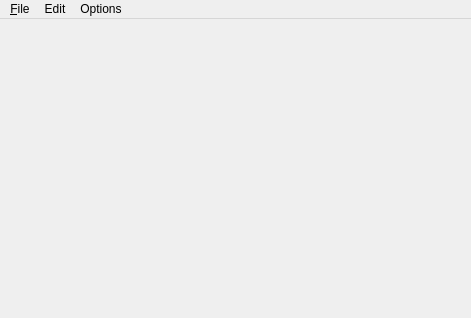
Before: the Qt Designer form ListerMainWindow.ui in martin-kudlicka/file-commander, drawn with Qt 5.
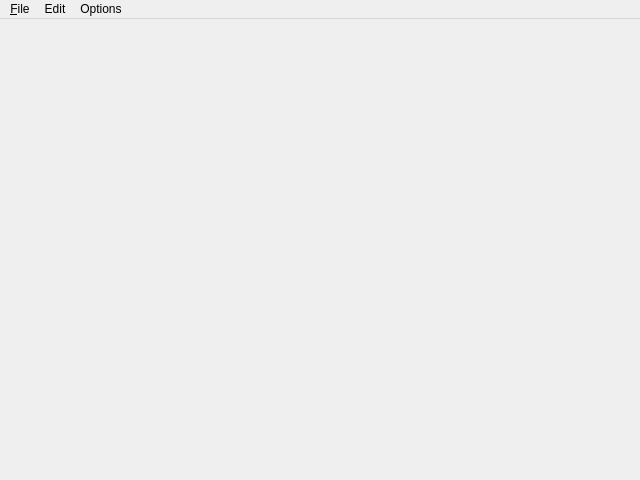
After: the same form once the commit is applied.

Commit message: + support of ListSetDefaultParams function for lister plugins

Patch:
```diff
--- a/ListerMainWindow.ui
+++ b/ListerMainWindow.ui
@@ -5,8 +5,8 @@
    <rect>
     <x>0</x>
     <y>0</y>
-    <width>471</width>
-    <height>318</height>
+    <width>640</width>
+    <height>480</height>
    </rect>
   </property>
   <property name="windowTitle" >
@@ -27,7 +27,7 @@
     <rect>
      <x>0</x>
      <y>0</y>
-     <width>471</width>
+     <width>640</width>
      <height>21</height>
     </rect>
    </property>
```
The commit also changes 6 other files.
